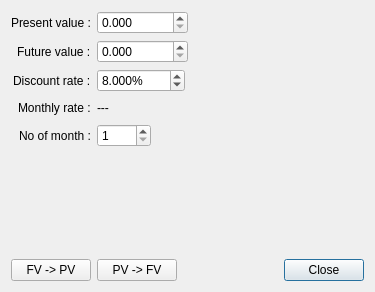
Qt form src/presentvaluecalculatordialog.ui (redmoon1945/gbp) before a commit.
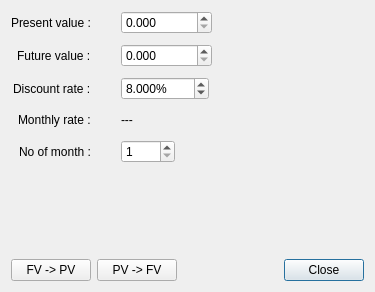
The same form after that commit.

What changed in the file:
```diff
--- a/src/presentvaluecalculatordialog.ui
+++ b/src/presentvaluecalculatordialog.ui
@@ -20,6 +20,12 @@
       <layout class="QHBoxLayout" name="horizontalLayout">
        <item>
         <layout class="QFormLayout" name="formLayout">
+         <property name="horizontalSpacing">
+          <number>30</number>
+         </property>
+         <property name="verticalSpacing">
+          <number>10</number>
+         </property>
          <property name="labelAlignment">
           <set>Qt::AlignmentFlag::AlignRight|Qt::AlignmentFlag::AlignTrailing|Qt::AlignmentFlag::AlignVCenter</set>
          </property>
```
